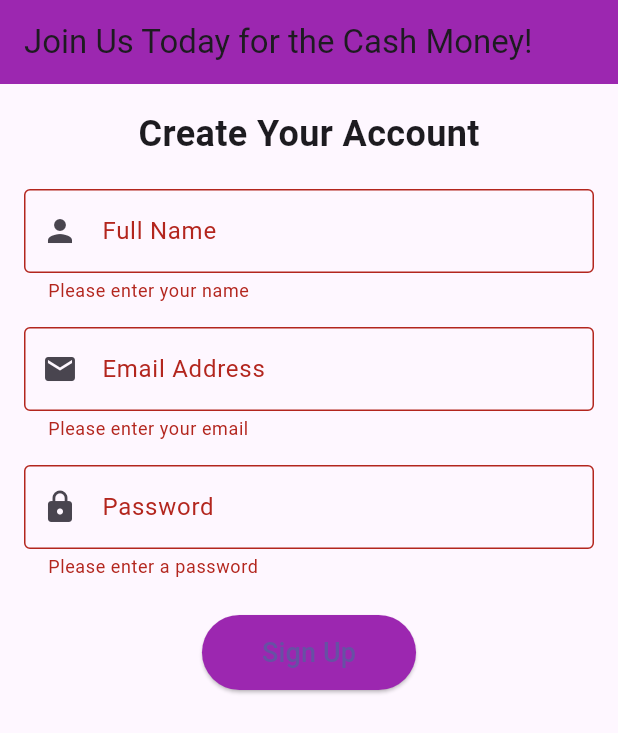
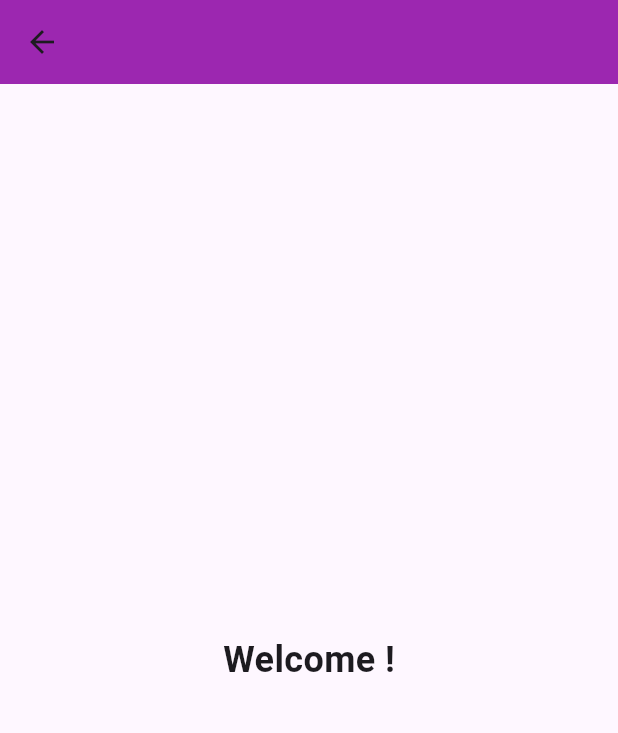
Before and after one commit to ggiacobbe2/signup_app2, a Flutter app: the screen it shows after launch, after a tap on "Sign Up", on a phone screen of 412 x 824 dp. Shown: the top 733 px of the screen. Run offline on Flutter 3.47's test engine with Material 3 defaults, Android fonts, the phone set to English and light mode, and no system bars.

Commit message:
added a confirm password field and a second welcome page

```diff
--- a/lib/main.dart
+++ b/lib/main.dart
@@ -1,4 +1,5 @@
 import 'package:flutter/material.dart';
+import 'welcome_page.dart';
 
 void main() {
   runApp(const MyApp());
@@ -29,12 +30,14 @@
   final TextEditingController _nameController = TextEditingController();
   final TextEditingController _emailController = TextEditingController();
   final TextEditingController _passwordController = TextEditingController();
+  final TextEditingController _confirmPasswordController =
+      TextEditingController();
 
   @override
   Widget build(BuildContext context) {
     return Scaffold(
       appBar: AppBar(
-        title: const Text('Join Us Today for the Cash Money!'),
+        title: Text('Join Us Today for the Cash Money!', style: TextStyle(color: Colors.white)),
         backgroundColor: Colors.purple,
       ),
       body: Padding(
@@ -106,19 +109,37 @@
                   return null;
                 },
               ),
+              const SizedBox(height: 16),
+
+              TextFormField(
+                controller: _confirmPasswordController,
+                obscureText: true,
+                decoration: const InputDecoration(
+                  labelText: 'Confirm Password',
+                  prefixIcon: Icon(Icons.lock),
+                  border: OutlineInputBorder(),
+                ),
+                validator: (value) {
+                  if (value == null || value.isEmpty) {
+                    return 'Confirm your password';
+                  }
+                  if (value != _passwordController.text) {
+                    return 'Passwords do not match';
+                  }
+                  return null;
+                },
+              ),
               const SizedBox(height: 24),
 
               // Sign Up Button
               ElevatedButton(
                 onPressed: () {
-                  if (_formKey.currentState!.validate()) {
-                    ScaffoldMessenger.of(context).showSnackBar(
-                      const SnackBar(
-                        content: Text('Welcome! Account created successfully.'),
-                        backgroundColor: Colors.green,
-                      ),
-                    );
-                  }
+                  Navigator.push(
+                    context,
+                    MaterialPageRoute(
+                      builder: (context) => WelcomePage(name: _nameController.text),
+                    ),
+                  );
                 },
                 style: ElevatedButton.styleFrom(
                   backgroundColor: Colors.purple,
@@ -129,7 +150,7 @@
                 ),
                 child: const Text(
                   'Sign Up',
-                  style: TextStyle(fontSize: 18),
+                  style: TextStyle(fontSize: 18, color: Colors.white),
                 ),
               ),
             ],
--- /dev/null
+++ b/lib/welcome_page.dart
@@ -0,0 +1,22 @@
+import 'package:flutter/material.dart';
+
+class WelcomePage extends StatelessWidget {
+  const WelcomePage({super.key, required this.name});
+
+  final String name;
+
+  @override
+  Widget build(BuildContext context) {
+    return Scaffold(
+      appBar: AppBar(
+        backgroundColor: Colors.purple,
+      ),
+      body: Center(
+        child: Text(
+          'Welcome $name!',
+          style: TextStyle(fontSize: 24, fontWeight: FontWeight.bold),
+        ),
+      ),
+    );
+  }
+}
```
